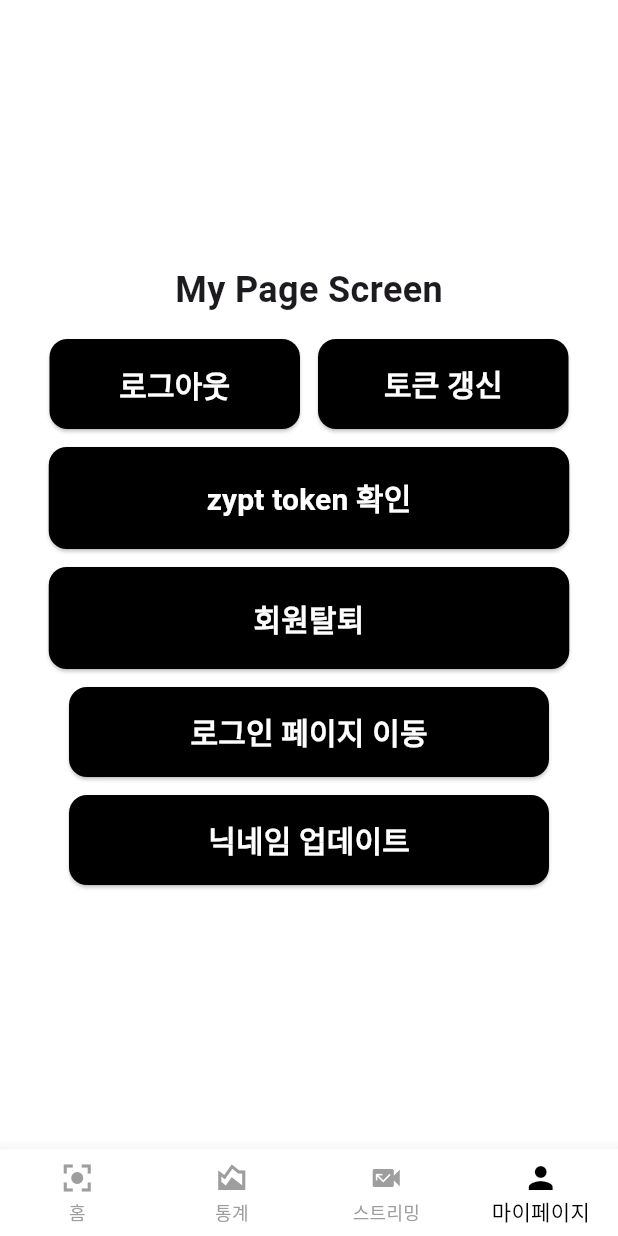
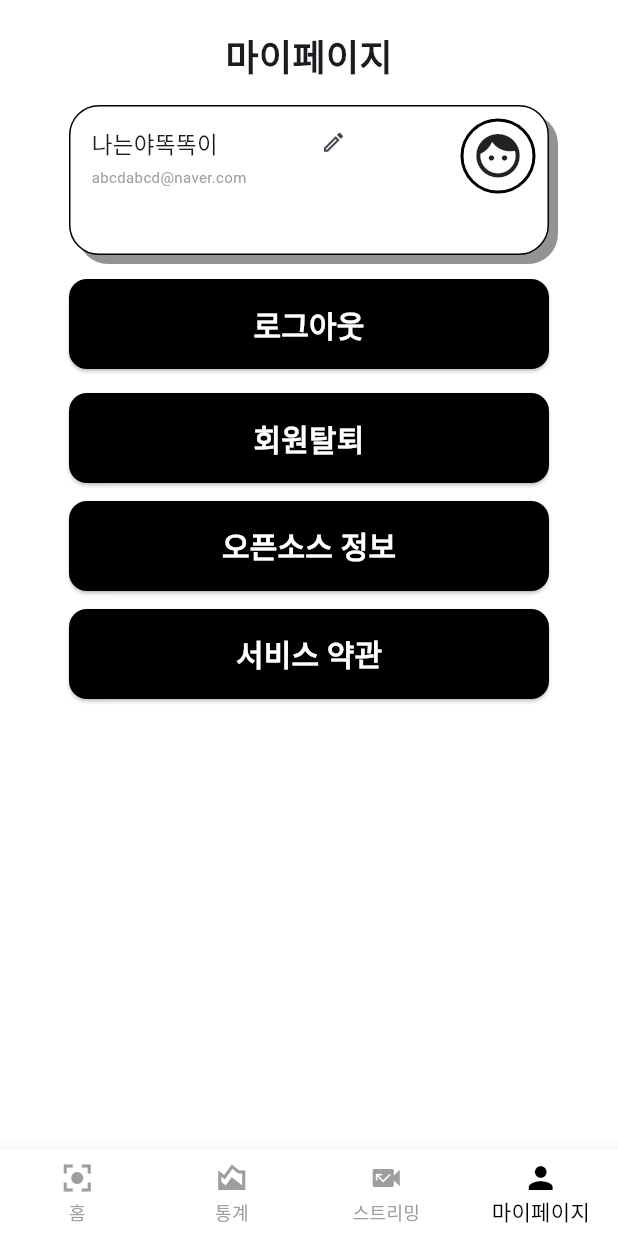
Before and after one commit to HKNU-Zypt/Zypt_Frontend, a Flutter app: the MyPageScreen screen opened by its route, on a phone screen of 412 x 824 dp. Run offline on Flutter 3.47's test engine with Material 3 defaults, Android fonts, the phone set to English and light mode, and no system bars; our stand-ins replace camera, flutter_dotenv, go_router, google_sign_in, native_device_orientation, shared_preferences; missing offline and left inert: flutter_naver_login, google_mlkit_face_mesh_detection, kakao_flutter_sdk_user, livekit_client, tflite_flutter; accounts and stored records are empty; network calls fail.

Commit message:
feat: mypage의 간단한 디자인 및 동작 구현

```diff
--- a/lib/route/router.dart
+++ b/lib/route/router.dart
@@ -4,8 +4,10 @@ import 'package:focused_study_time_tracker/screens/focus_time_test_screen.dart';
 import 'package:focused_study_time_tracker/screens/login_screen.dart';
 import 'package:focused_study_time_tracker/screens/mypage_screen.dart';
 import 'package:focused_study_time_tracker/screens/nick_name_screen.dart';
+import 'package:focused_study_time_tracker/screens/open_source_info_screen.dart';
 import 'package:focused_study_time_tracker/screens/statistics_screen.dart';
 import 'package:focused_study_time_tracker/screens/streaming_join_screen.dart';
+import 'package:focused_study_time_tracker/screens/terms_of_service_screen.dart';
 import 'package:go_router/go_router.dart';
 
 final router = GoRouter(
@@ -41,5 +43,13 @@ final router = GoRouter(
       path: '/focus-test',
       builder: (context, state) => const FocusTimeTestScreen(),
     ),
+    GoRoute(
+      path: '/opensource',
+      builder: (context, state) => OpenSourceInfoScreen(),
+    ),
+    GoRoute(
+      path: '/terms',
+      builder: (context, state) => TermsOfServiceScreen(),
+    ),
   ],
 );
--- a/lib/screens/mypage_screen.dart
+++ b/lib/screens/mypage_screen.dart
@@ -16,21 +16,173 @@ class _MyPageScreenState extends State<MyPageScreen> {
   Widget build(BuildContext context) {
     final loginService = LoginService();
 
+    // 닉네임 수정 버튼을 눌렀을 때 팝업 창이 나오게 하는 함수.
+    void showNicknameDialog() {
+      final TextEditingController controller = TextEditingController();
+
+      showDialog(
+        context: context,
+        builder: (BuildContext context) {
+          return AlertDialog(
+            // 다이얼로그 모서리를 둥글게 설정
+            shape: RoundedRectangleBorder(
+              borderRadius: BorderRadius.circular(16.0),
+            ),
+            title: Stack(
+              alignment: Alignment.center,
+              children: [
+                // 1. 중앙 정렬된 제목 텍스트
+                const Text(
+                  '닉네임 변경',
+                  style: TextStyle(fontWeight: FontWeight.bold),
+                ),
+                // 2. 오른쪽 정렬된 X 아이콘 버튼
+                Align(
+                  alignment: Alignment.centerRight,
+                  child: IconButton(
+                    icon: const Icon(Icons.close),
+                    onPressed: () {
+                      // 버튼을 누르면 팝업창을 닫습니다.
+                      Navigator.of(context).pop();
+                    },
+                  ),
+                ),
+              ],
+            ),
+            content: TextField(
+              controller: controller,
+              decoration: InputDecoration(
+                hintText: '새 닉네임을 입력하세요',
+                border: OutlineInputBorder(
+                  borderRadius: BorderRadius.circular(12),
+                ),
+              ),
+            ),
+            actions: <Widget>[
+              // 버튼을 중앙에 꽉 채워서 배치
+              SizedBox(
+                width: double.infinity,
+                child: ElevatedButton(
+                  style: ElevatedButton.styleFrom(
+                    backgroundColor: Colors.grey[800],
+                    foregroundColor: Colors.white,
+                    shape: RoundedRectangleBorder(
+                      borderRadius: BorderRadius.circular(12),
+                    ),
+                    padding: const EdgeInsets.symmetric(vertical: 16),
+                  ),
+                  child: const Text('변경사항 저장'),
+                  onPressed: () {
+                    Navigator.of(context).pop();
+                  },
+                ),
+              ),
+            ],
+            // actions 위젯 주변의 기본 여백 제거
+            actionsPadding: const EdgeInsets.fromLTRB(24, 0, 24, 24),
+          );
+        },
+      );
+    }
+
     return Container(
       color: Colors.white,
-      child: Center(
+      child: Padding(
+        padding: const EdgeInsets.symmetric(vertical: 20),
         child: Column(
-          mainAxisAlignment: MainAxisAlignment.center,
+          mainAxisAlignment: MainAxisAlignment.start,
+          children: [
+            Column(
               children: [
                 Text(
-              'My Page Screen',
+                  '마이페이지',
                   style: TextStyle(fontSize: 24, fontWeight: FontWeight.bold),
                 ),
                 SizedBox(height: 16),
-            Row(
-              mainAxisSize: MainAxisSize.min,
+                Container(
+                  width: 320,
+                  height: 100,
+                  decoration: BoxDecoration(
+                    color: Colors.white,
+                    border: Border.all(color: Colors.black, width: 1),
+                    borderRadius: BorderRadius.circular(20),
+                    boxShadow: [
+                      BoxShadow(
+                        color: const Color.fromARGB(255, 147, 147, 147),
+                        offset: Offset(6, 6),
+                      ),
+                    ],
+                  ),
+                  child: Row(
+                    crossAxisAlignment: CrossAxisAlignment.start,
                     children: [
-                MainButton.small(
+                      Padding(
+                        padding: const EdgeInsets.all(10),
+                        child: Padding(
+                          padding: const EdgeInsets.all(4),
+                          child: Column(
+                            crossAxisAlignment: CrossAxisAlignment.start,
+                            children: [
+                              Text(
+                                "나는야똑똑이",
+                                style: TextStyle(
+                                  fontSize: 15,
+                                  fontWeight: FontWeight.w500,
+                                ),
+                              ),
+                              SizedBox(height: 5),
+                              Text(
+                                "abcdabcd@naver.com",
+                                style: TextStyle(
+                                  fontSize: 10,
+                                  color: Colors.grey,
+                                ),
+                              ),
+                            ],
+                          ),
+                        ),
+                      ),
+                      SizedBox(width: 20),
+                      // 닉네임 변경 아이콘 버튼
+                      Column(
+                        mainAxisAlignment: MainAxisAlignment.start,
+                        children: [
+                          IconButton(
+                            onPressed: () {
+                              showNicknameDialog();
+                            },
+                            icon: Icon(Icons.edit_outlined, size: 17),
+                          ),
+                        ],
+                      ),
+                      Spacer(),
+                      // 프로필 사진 부분
+                      Padding(
+                        padding: const EdgeInsets.all(8.0),
+                        child: Column(
+                          children: [
+                            Container(
+                              width: 50,
+                              height: 50,
+                              decoration: BoxDecoration(
+                                shape: BoxShape.circle,
+                                border: Border.all(
+                                  color: Colors.black,
+                                  width: 2,
+                                ),
+                                color: Colors.white,
+                              ),
+                              alignment: Alignment.center,
+                              child: Icon(Icons.face, size: 35),
+                            ),
+                          ],
+                        ),
+                      ),
+                    ],
+                  ),
+                ),
+                SizedBox(height: 16),
+                MainButton.medium(
                   title: '로그아웃',
                   onPressed: () async {
                     final result = await loginService.logout();
@@ -39,31 +191,8 @@ class _MyPageScreenState extends State<MyPageScreen> {
                     }
                   },
                 ),
-                SizedBox(width: 12),
-                MainButton.small(
-                  title: '토큰 갱신',
-                  onPressed: () {
-                    loginService.refreshAccessToken().then((value) {
-                      print('[LoginScreen] 토큰 갱신 결과: $value');
-                    });
-                  },
-                ),
-              ],
-            ),
-            SizedBox(height: 12),
-            MainButton.large(
-              title: 'zypt token 확인',
-              onPressed: () {
-                loginService.getAccessToken().then((value) {
-                  print('[LoginScreen] zypt 액세스 토큰: $value');
-                  loginService.getRefreshToken().then((value) {
-                    print('[LoginScreen] zypt 리프레시 토큰: $value');
-                  });
-                });
-              },
-            ),
-            SizedBox(height: 12),
-            MainButton.large(
+                SizedBox(height: 16),
+                MainButton.medium(
                   title: '회원탈퇴',
                   onPressed: () async {
                     final result = await loginService.withdraw();
@@ -73,19 +202,21 @@ class _MyPageScreenState extends State<MyPageScreen> {
                   },
                 ),
                 SizedBox(height: 12),
-            // 로그인 페이지 이동
-            MainButton(
-              title: '로그인 페이지 이동',
-              onPressed: () {
-                context.go('/login');
+                MainButton.medium(
+                  title: '오픈소스 정보',
+                  onPressed: () async {
+                    context.go('/opensource');
                   },
                 ),
                 SizedBox(height: 12),
                 MainButton.medium(
-              title: '닉네임 업데이트',
-              onPressed: () {
-                UserService().updateNickname('zypt');
+                  title: '서비스 약관',
+                  onPressed: () async {
+                    context.go('/terms');
                   },
+                ),
+                SizedBox(height: 12),
+              ],
             ),
           ],
         ),
```
Also changed, not shown: lib/screens/open_source_info_screen.dart (added, +28 -0 lines), lib/screens/terms_of_service_screen.dart (added, +28 -0 lines). Lines whose indentation alone changed are shown as unchanged.
